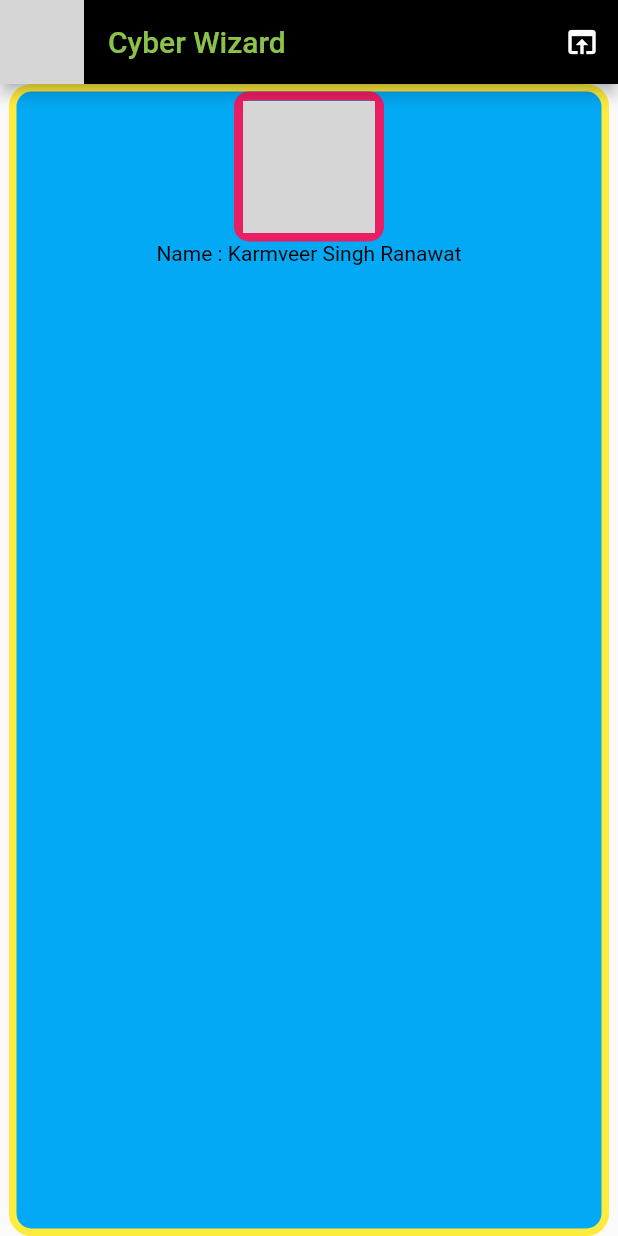
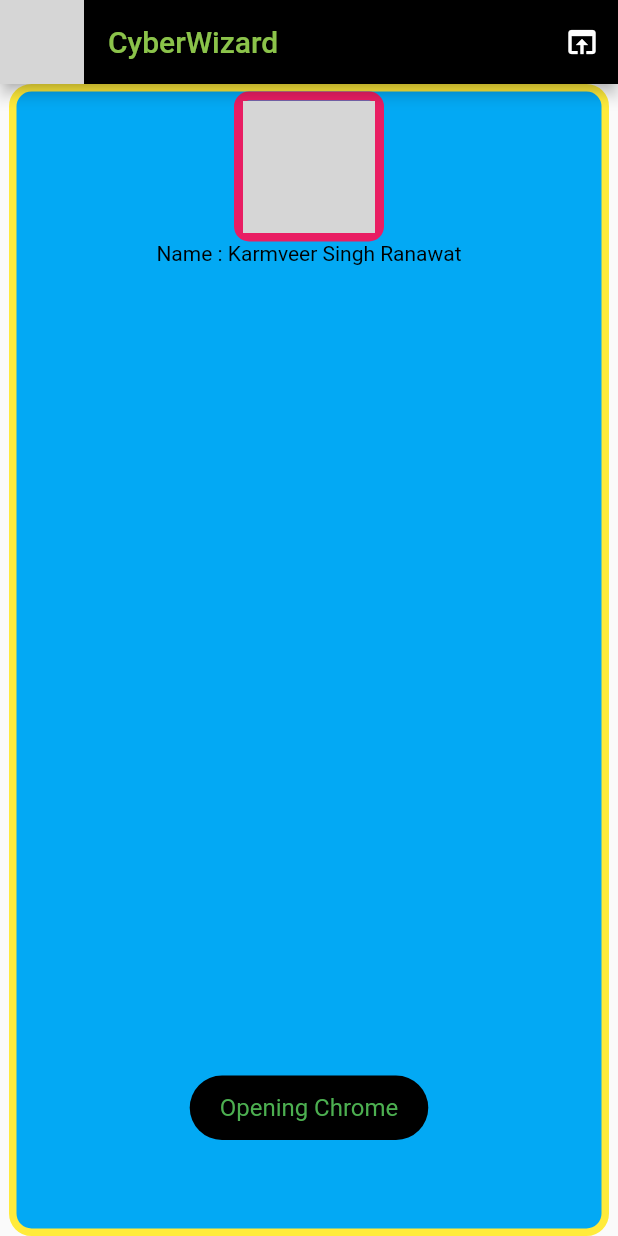
Before and after one commit to karmveerranawat/flutter_training, a Flutter app: the screen it shows after launch, after a tap on the "open in browser" icon, on a phone screen of 412 x 824 dp. Run offline on Flutter 3.47's test engine with Material 2 defaults, Android fonts, the phone set to English and light mode, and no system bars; our stand-ins replace fluttertoast; missing offline and left inert: flutter_statusbarcolor; network calls fail; grey boxes are pictures that could not be loaded.

Commit message:
statusbar color and toast package used

```diff
--- a/lib/home_page/app_bar/actions.dart
+++ b/lib/home_page/app_bar/actions.dart
@@ -1,10 +1,19 @@
 import 'package:flutter/material.dart';
+import 'package:fluttertoast/fluttertoast.dart';
 
 var internetLogo = Icon(Icons.open_in_browser);
 
 forInternet() {
   var value = "Opening Chrome";
-  print(value);
+
+  Fluttertoast.showToast(
+      msg: value,
+      toastLength: Toast.LENGTH_LONG,
+      gravity: ToastGravity.BOTTOM,
+      timeInSecForIosWeb: 1,
+      backgroundColor: Colors.black,
+      textColor: Colors.green,
+      fontSize: 16.0);
 }
 
 var internet = IconButton(icon: internetLogo, onPressed: forInternet);
--- a/lib/home_page/app_bar/appBarLayout.dart
+++ b/lib/home_page/app_bar/appBarLayout.dart
@@ -5,7 +5,7 @@ var appBarLogo =
     "https://instagram.fjdh1-1.fna.fbcdn.net/v/t51.2885-19/s150x150/24838814_168164800597174_3417529666683011072_n.jpg?_nc_ht=instagram.fjdh1-1.fna.fbcdn.net&_nc_ohc=eD55qn3iBYYAX-CqO-D&oh=54dcf08f4cd71a57fafd4512a07e500f&oe=5F43808F";
 
 var titleText = Text(
-  "Cyber Wizard",
+  "CyberWizard",
   style: TextStyle(color: Colors.lightGreen),
 );
 
--- a/lib/home_page/home_ui.dart
+++ b/lib/home_page/home_ui.dart
@@ -1,8 +1,11 @@
 import 'package:flutter/material.dart';
+import 'package:flutter_statusbarcolor/flutter_statusbarcolor.dart';
 import 'app_bar/appBarLayout.dart';
 import 'body/body.dart';
 
 mainApp() {
+  FlutterStatusbarcolor.setStatusBarColor(Colors.pink);
+
   var layoutDesign = Scaffold(
     appBar: appBar,
     body: content,
--- a/lib/main.dart
+++ b/lib/main.dart
@@ -1,6 +1,12 @@
 import 'package:flutter/material.dart';
 import 'home_page/home_ui.dart';
 
-void main() {
-  runApp(mainApp());
+main() {
+  runApp(HotReload());
 }
+
+class HotReload extends StatelessWidget {
+  build(BuildContext structureState) {
+    return mainApp();
+  }
+}
--- a/pubspec.yaml
+++ b/pubspec.yaml
@@ -28,6 +28,8 @@ dependencies:
   # The following adds the Cupertino Icons font to your application.
   # Use with the CupertinoIcons class for iOS style icons.
   cupertino_icons: ^0.1.3
+  flutter_statusbarcolor: ^0.2.3
+  fluttertoast: ^7.0.1+1
 
 dev_dependencies:
   flutter_test:
```
Also changed, not shown: pubspec.lock.
